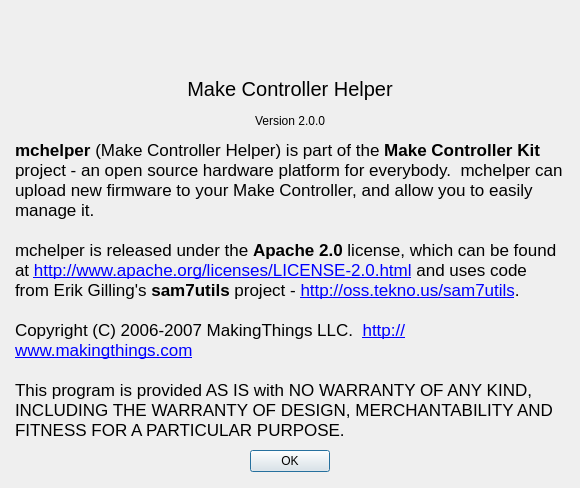
Qt form mchelper/branches/multiboard_support/aboutMchelper.ui (makingthings/makecontroller) before a commit.
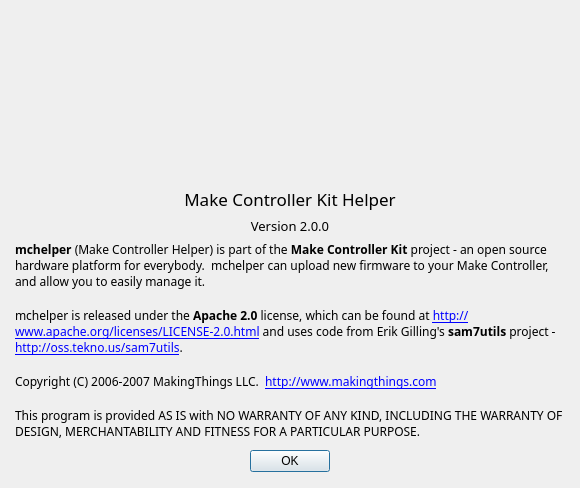
The same form after that commit. Icons and pictures are not drawn.

Commit message: - a few small mods necessary after OS X changes - not sure what to do about different font sizes in the UI form on different platforms...

What changed in the file:
```diff
--- a/mchelper/branches/multiboard_support/aboutMchelper.ui
+++ b/mchelper/branches/multiboard_support/aboutMchelper.ui
@@ -28,6 +28,19 @@
    <bool>true</bool>
   </property>
   <layout class="QVBoxLayout" >
+   <item>
+    <spacer>
+     <property name="orientation" >
+      <enum>Qt::Vertical</enum>
+     </property>
+     <property name="sizeHint" >
+      <size>
+       <width>562</width>
+       <height>33</height>
+      </size>
+     </property>
+    </spacer>
+   </item>
    <item>
     <layout class="QHBoxLayout" >
      <item>
@@ -81,40 +94,43 @@
     </layout>
    </item>
    <item>
-    <layout class="QHBoxLayout" >
-     <item>
       <spacer>
        <property name="orientation" >
-        <enum>Qt::Horizontal</enum>
+      <enum>Qt::Vertical</enum>
        </property>
        <property name="sizeHint" >
         <size>
-         <width>40</width>
-         <height>20</height>
+       <width>562</width>
+       <height>34</height>
         </size>
        </property>
       </spacer>
-     </item>
-     <item>
-      <layout class="QVBoxLayout" >
-       <item>
-        <widget class="QLabel" name="label_3" >
-         <property name="text" >
-          <string>&lt;html>&lt;head>&lt;meta name="qrichtext" content="1" />&lt;style type="text/css">
-p, li { white-space: pre-wrap; }
-&lt;/style>&lt;/head>&lt;body style=" font-family:'Lucida Grande'; font-size:13pt; font-weight:400; font-style:normal;">
-&lt;p style=" margin-top:0px; margin-bottom:0px; margin-left:0px; margin-right:0px; -qt-block-indent:0; text-indent:0px;">&lt;span style=" font-size:15pt;">Make Controller Helper&lt;/span>&lt;/p>&lt;/body>&lt;/html></string>
-         </property>
-         <property name="alignment" >
-          <set>Qt::AlignCenter</set>
-         </property>
-         <property name="wordWrap" >
-          <bool>false</bool>
-         </property>
-        </widget>
        </item>
        <item>
         <widget class="QLabel" name="label_2" >
+     <property name="font" >
+      <font>
+       <family>Lucida Sans</family>
+       <pointsize>13</pointsize>
+       <stylestrategy>PreferAntialias</stylestrategy>
+      </font>
+     </property>
+     <property name="text" >
+      <string comment="dfgfg" >Make Controller Kit Helper</string>
+     </property>
+     <property name="alignment" >
+      <set>Qt::AlignCenter</set>
+     </property>
+    </widget>
+   </item>
+   <item>
+    <widget class="QLabel" name="label_3" >
+     <property name="font" >
+      <font>
+       <family>Lucida Sans</family>
+       <pointsize>10</pointsize>
+      </font>
+     </property>
          <property name="text" >
           <string>Version 2.0.0</string>
          </property>
@@ -123,23 +139,6 @@
          </property>
         </widget>
        </item>
-      </layout>
-     </item>
-     <item>
-      <spacer>
-       <property name="orientation" >
-        <enum>Qt::Horizontal</enum>
-       </property>
-       <property name="sizeHint" >
-        <size>
-         <width>40</width>
-         <height>20</height>
-        </size>
-       </property>
-      </spacer>
-     </item>
-    </layout>
-   </item>
    <item>
     <layout class="QHBoxLayout" >
      <item>
@@ -158,21 +157,21 @@
        </property>
        <property name="font" >
         <font>
-         <family>Lucida Grande</family>
+         <family>Lucida Bright</family>
          <stylestrategy>PreferAntialias</stylestrategy>
         </font>
        </property>
        <property name="text" >
         <string>&lt;html>&lt;head>&lt;meta name="qrichtext" content="1" />&lt;style type="text/css">
 p, li { white-space: pre-wrap; }
-&lt;/style>&lt;/head>&lt;body style=" font-family:'Lucida Grande'; font-size:13pt; font-weight:400; font-style:normal;">
-&lt;p style=" margin-top:0px; margin-bottom:0px; margin-left:0px; margin-right:0px; -qt-block-indent:0; text-indent:0px; font-family:'MS Shell Dlg 2'; font-size:8pt;">&lt;span style=" font-size:13pt; font-weight:600;">mchelper&lt;/span>&lt;span style=" font-size:13pt;"> (Make Controller Helper) is part of the &lt;/span>&lt;span style=" font-size:13pt; font-weight:600;">Make Controller Kit&lt;/span>&lt;span style=" font-size:13pt;"> project - an open source hardware platform for everybody.  mchelper can upload new firmware to your Make Controller, and allow you to easily manage it.&lt;/span>&lt;/p>
-&lt;p style="-qt-paragraph-type:empty; margin-top:0px; margin-bottom:0px; margin-left:0px; margin-right:0px; -qt-block-indent:0; text-indent:0px; font-family:'MS Shell Dlg 2';">&lt;/p>
-&lt;p style=" margin-top:0px; margin-bottom:0px; margin-left:0px; margin-right:0px; -qt-block-indent:0; text-indent:0px; font-family:'MS Shell Dlg 2';">mchelper is released under the &lt;span style=" font-weight:600;">Apache 2.0&lt;/span> license, which can be found at &lt;a href="http://www.apache.org/licenses/LICENSE-2.0.html">&lt;span style=" text-decoration: underline; color:#0000ff;">http://www.apache.org/licenses/LICENSE-2.0.html&lt;/span>&lt;/a> and uses code from Erik Gilling's &lt;span style=" font-weight:600;">sam7utils&lt;/span> project - &lt;a href="http://oss.tekno.us/sam7utils">&lt;span style=" text-decoration: underline; color:#0000ff;">http://oss.tekno.us/sam7utils&lt;/span>&lt;/a>.&lt;/p>
-&lt;p style="-qt-paragraph-type:empty; margin-top:0px; margin-bottom:0px; margin-left:0px; margin-right:0px; -qt-block-indent:0; text-indent:0px; font-family:'MS Shell Dlg 2';">&lt;/p>
-&lt;p style=" margin-top:0px; margin-bottom:0px; margin-left:0px; margin-right:0px; -qt-block-indent:0; text-indent:0px; font-family:'MS Shell Dlg 2';">Copyright (C) 2006-2007 MakingThings LLC.  &lt;a href="http://www.makingthings.com">&lt;span style=" text-decoration: underline; color:#0000ff;">http://www.makingthings.com&lt;/span>&lt;/a>&lt;/p>
-&lt;p style="-qt-paragraph-type:empty; margin-top:0px; margin-bottom:0px; margin-left:0px; margin-right:0px; -qt-block-indent:0; text-indent:0px; font-family:'MS Shell Dlg 2';">&lt;/p>
-&lt;p style=" margin-top:0px; margin-bottom:0px; margin-left:0px; margin-right:0px; -qt-block-indent:0; text-indent:0px; font-family:'MS Shell Dlg 2';">This program is provided AS IS with NO WARRANTY OF ANY KIND, INCLUDING THE WARRANTY OF DESIGN, MERCHANTABILITY AND FITNESS FOR A PARTICULAR PURPOSE.&lt;/p>&lt;/body>&lt;/html></string>
+&lt;/style>&lt;/head>&lt;body style=" font-family:'Lucida Bright'; font-size:8.25pt; font-weight:400; font-style:normal;">
+&lt;p style=" margin-top:0px; margin-bottom:0px; margin-left:0px; margin-right:0px; -qt-block-indent:0; text-indent:0px; font-family:'MS Shell Dlg 2'; font-size:8pt;">&lt;span style=" font-size:9pt; font-weight:600;">mchelper&lt;/span>&lt;span style=" font-size:9pt;"> (Make Controller Helper) is part of the &lt;/span>&lt;span style=" font-size:9pt; font-weight:600;">Make Controller Kit&lt;/span>&lt;span style=" font-size:9pt;"> project - an open source hardware platform for everybody.  mchelper can upload new firmware to your Make Controller, and allow you to easily manage it.&lt;/span>&lt;/p>
+&lt;p style="-qt-paragraph-type:empty; margin-top:0px; margin-bottom:0px; margin-left:0px; margin-right:0px; -qt-block-indent:0; text-indent:0px; font-family:'MS Shell Dlg 2'; font-size:9pt;">&lt;/p>
+&lt;p style=" margin-top:0px; margin-bottom:0px; margin-left:0px; margin-right:0px; -qt-block-indent:0; text-indent:0px; font-family:'MS Shell Dlg 2'; font-size:9pt;">mchelper is released under the &lt;span style=" font-weight:600;">Apache 2.0&lt;/span> license, which can be found at &lt;a href="http://www.apache.org/licenses/LICENSE-2.0.html">&lt;span style=" text-decoration: underline; color:#0000ff;">http://www.apache.org/licenses/LICENSE-2.0.html&lt;/span>&lt;/a> and uses code from Erik Gilling's &lt;span style=" font-weight:600;">sam7utils&lt;/span> project - &lt;a href="http://oss.tekno.us/sam7utils">&lt;span style=" text-decoration: underline; color:#0000ff;">http://oss.tekno.us/sam7utils&lt;/span>&lt;/a>.&lt;/p>
+&lt;p style="-qt-paragraph-type:empty; margin-top:0px; margin-bottom:0px; margin-left:0px; margin-right:0px; -qt-block-indent:0; text-indent:0px; font-family:'MS Shell Dlg 2'; font-size:9pt;">&lt;/p>
+&lt;p style=" margin-top:0px; margin-bottom:0px; margin-left:0px; margin-right:0px; -qt-block-indent:0; text-indent:0px; font-family:'MS Shell Dlg 2'; font-size:9pt;">Copyright (C) 2006-2007 MakingThings LLC.  &lt;a href="http://www.makingthings.com">&lt;span style=" text-decoration: underline; color:#0000ff;">http://www.makingthings.com&lt;/span>&lt;/a>&lt;/p>
+&lt;p style="-qt-paragraph-type:empty; margin-top:0px; margin-bottom:0px; margin-left:0px; margin-right:0px; -qt-block-indent:0; text-indent:0px; font-family:'MS Shell Dlg 2'; font-size:9pt;">&lt;/p>
+&lt;p style=" margin-top:0px; margin-bottom:0px; margin-left:0px; margin-right:0px; -qt-block-indent:0; text-indent:0px; font-family:'MS Shell Dlg 2'; font-size:9pt;">This program is provided AS IS with NO WARRANTY OF ANY KIND, INCLUDING THE WARRANTY OF DESIGN, MERCHANTABILITY AND FITNESS FOR A PARTICULAR PURPOSE.&lt;/p>&lt;/body>&lt;/html></string>
        </property>
        <property name="textFormat" >
         <enum>Qt::AutoText</enum>
```
Lines whose indentation alone changed are shown as unchanged. The commit also changes 4 other files.
